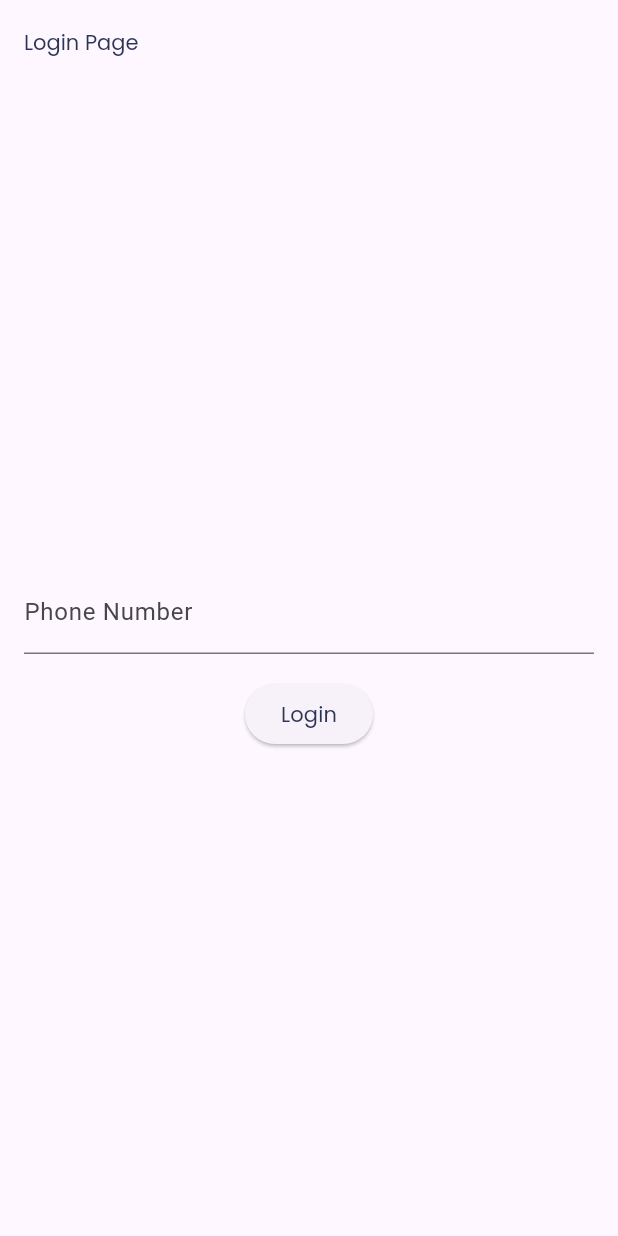
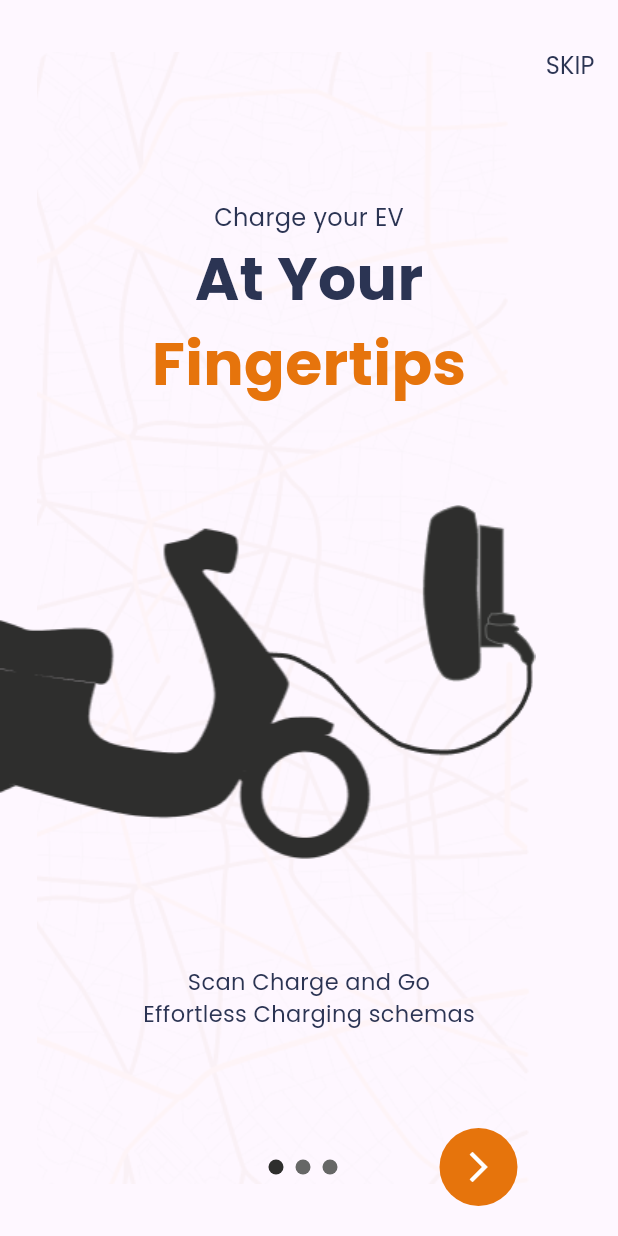
Before and after one commit to AbdullaNasarAp/chargemod_AbdullaNasar, a Flutter app: the screen it shows after launch, on a phone screen of 412 x 824 dp. Run offline on Flutter 3.47's test engine with Material 3 defaults, Android fonts, the phone set to English and light mode, and no system bars; drawn by our look-alikes of smooth_page_indicator; our stand-ins replace country_picker, dio, flutter_secure_storage, flutter_svg, fluttertoast.

Commit message:
onboarding and login ui done

```diff
--- a/lib/controller/auth_controller.dart
+++ b/lib/controller/auth_controller.dart
@@ -138,6 +138,15 @@ class AuthController with ChangeNotifier {
     }
   }
 
+  String _selectedCountryCode = "+91";
+
+  String get selectedCountryCode => _selectedCountryCode;
+
+  void setSelectedCountryCode(String countryCode) {
+    _selectedCountryCode = countryCode;
+    notifyListeners();
+  }
+
   // Future<void> logout(BuildContext context) async {
   //   final refreshToken1 = await secureStorage.read(key: 'refreshToken');
   //   log(refreshToken1.toString());
--- a/lib/controller/splash_controller.dart
+++ b/lib/controller/splash_controller.dart
@@ -1,8 +1,7 @@
 import 'dart:async';
 import 'dart:developer';
-
-import 'package:abdulla_nasar/view/auth/login.dart';
 import 'package:abdulla_nasar/view/home.dart';
+import 'package:abdulla_nasar/view/onboarding/onboarding.dart';
 import 'package:flutter/material.dart';
 import 'package:flutter_secure_storage/flutter_secure_storage.dart';
 
@@ -34,7 +33,7 @@ class SplashController with ChangeNotifier {
         (value) => Navigator.pushAndRemoveUntil(
           context,
           MaterialPageRoute(
-            builder: (context) => const LoginPage(),
+            builder: (context) => const Onboarding(),
           ),
           (route) => false,
         ),
--- /dev/null
+++ b/lib/model/onboarding_model.dart
@@ -0,0 +1,14 @@
+class PageViewContentModel {
+  final String text1;
+  final String text2;
+  final String text3;
+  final String img;
+  final String subtitle;
+
+  PageViewContentModel(
+      {required this.text1,
+      required this.text2,
+      required this.text3,
+      required this.img,
+      required this.subtitle});
+}
--- /dev/null
+++ b/lib/view/onboarding/onboarding.dart
@@ -0,0 +1,36 @@
+import 'package:abdulla_nasar/view/onboarding/page_view_content.dart';
+import 'package:flutter/material.dart';
+
+class Onboarding extends StatefulWidget {
+  const Onboarding({Key? key}) : super(key: key);
+
+  @override
+  State<Onboarding> createState() => _OnboardingState();
+}
+
+final controller = PageController();
+
+class _OnboardingState extends State<Onboarding> {
+  @override
+  void dispose() {
+    controller.dispose();
+    super.dispose();
+  }
+
+  @override
+  Widget build(BuildContext context) {
+    return Scaffold(
+      body: PageView.builder(
+        padEnds: false,
+        controller: controller,
+        itemCount: pageViewContentList.length,
+        itemBuilder: (context, index) {
+          return PageViewContent(
+            data: pageViewContentList[index],
+            isFirstPage: index == 0,
+          );
+        },
+      ),
+    );
+  }
+}
--- /dev/null
+++ b/lib/view/onboarding/page_view_content.dart
@@ -0,0 +1,184 @@
+import 'package:abdulla_nasar/model/onboarding_model.dart';
+import 'package:abdulla_nasar/utils/hex_colors.dart';
+import 'package:abdulla_nasar/utils/reusable_widget.dart';
+import 'package:abdulla_nasar/view/auth/login.dart';
+import 'package:abdulla_nasar/view/onboarding/onboarding.dart';
+import 'package:flutter/material.dart';
+import 'package:smooth_page_indicator/smooth_page_indicator.dart';
+
+class PageViewContent extends StatelessWidget {
+  const PageViewContent({
+    Key? key,
+    required this.data,
+    required this.isFirstPage,
+  }) : super(key: key);
+
+  final PageViewContentModel data;
+  final bool isFirstPage;
+
+  @override
+  Widget build(BuildContext context) {
+    return Container(
+      width: MediaQuery.of(context).size.width,
+      height: MediaQuery.of(context).size.height,
+      decoration: const BoxDecoration(
+        image: DecorationImage(
+          image: AssetImage("assets/images/background.png"),
+        ),
+      ),
+      child: Padding(
+        padding: const EdgeInsets.symmetric(vertical: 20),
+        child: Column(
+          crossAxisAlignment: CrossAxisAlignment.end,
+          mainAxisAlignment: MainAxisAlignment.spaceBetween,
+          children: [
+            TextButton(
+              onPressed: () {
+                Navigator.of(context).pushAndRemoveUntil(
+                    MaterialPageRoute(
+                      builder: (context) => const LoginPage(),
+                    ),
+                    (route) => false);
+              },
+              child: text(giveText: "SKIP", fontsize: 16),
+            ),
+            Center(
+              child: Column(
+                children: [
+                  text(giveText: data.text1, fontsize: 16),
+                  text(
+                      giveText: data.text2,
+                      fontsize: 40,
+                      fontweight: FontWeight.w700),
+                  text(
+                    giveText: data.text3,
+                    fontsize: 40,
+                    fontweight: FontWeight.w700,
+                    textColor: HexColor("E6740C"),
+                  )
+                ],
+              ),
+            ),
+            isFirstPage
+                ? Align(
+                    alignment: Alignment.topLeft,
+                    child: Image.asset(
+                      data.img,
+                      fit: BoxFit.cover,
+                    ),
+                  )
+                : Align(
+                    alignment: Alignment.center,
+                    child: Image.asset(
+                      data.img,
+                      height: 262,
+                      width: 250,
+                    ),
+                  ),
+            Center(
+              child: text(giveText: data.subtitle, fontsize: 15),
+            ),
+            Row(
+              mainAxisAlignment: MainAxisAlignment.center,
+              children: [
+                !isFirstPage ? kWidth(0) : kWidth(80),
+                !isFirstPage
+                    ? RawMaterialButton(
+                        onPressed: () {
+                          controller.previousPage(
+                              duration: const Duration(milliseconds: 200),
+                              curve: Curves.ease);
+                        },
+                        child: Container(
+                          decoration: BoxDecoration(
+                              color: HexColor("E6740C"),
+                              borderRadius: BorderRadius.circular(30)),
+                          width: 52,
+                          height: 52,
+                          child: const Icon(
+                            Icons.arrow_back_ios,
+                            color: Colors.white,
+                          ),
+                        ),
+                      )
+                    : kWidth(0),
+                kWidth(50),
+                Center(
+                  child: SmoothPageIndicator(
+                    controller: controller,
+                    effect: WormEffect(
+                        dotHeight: 10,
+                        dotWidth: 10,
+                        strokeWidth: 10,
+                        paintStyle: PaintingStyle.fill,
+                        activeDotColor: HexColor("2E2E2D"),
+                        type: WormType.thin,
+                        dotColor: HexColor("666766")),
+                    onDotClicked: (index) {
+                      controller.nextPage(
+                        duration: const Duration(milliseconds: 200),
+                        curve: Curves.ease,
+                      );
+                    },
+                    count: 3,
+                  ),
+                ),
+                kWidth(50),
+                RawMaterialButton(
+                  onPressed: () {
+                    controller.page == 2
+                        ? Navigator.of(context).pushAndRemoveUntil(
+                            MaterialPageRoute(
+                              builder: (context) => const LoginPage(),
+                            ),
+                            (route) => false)
+                        : controller.nextPage(
+                            duration: const Duration(milliseconds: 200),
+                            curve: Curves.ease);
+                  },
+                  child: Container(
+                    decoration: BoxDecoration(
+                        color: HexColor("E6740C"),
+                        borderRadius: BorderRadius.circular(30)),
+                    width: 52,
+                    height: 52,
+                    child: const Icon(
+                      Icons.arrow_forward_ios,
+                      color: Colors.white,
+                    ),
+                  ),
+                )
+              ],
+            )
+          ],
+        ),
+      ),
+    );
+  }
+}
+
+List<PageViewContentModel> pageViewContentList = [
+  PageViewContentModel(
+    text1: 'Charge your EV',
+    text2: 'At Your',
+    text3: 'Fingertips',
+    img: 'assets/images/scooterwithcharger.png',
+    subtitle: '       Scan Charge and Go\nEffortless Charging schemas',
+  ),
+  PageViewContentModel(
+    text1: 'Easy EV Navigation',
+    text2: 'Travel Route',
+    text3: 'For Electrics',
+    img: 'assets/images/location.png',
+    subtitle:
+        '       Grab The Best In Class\nDigital Experience Crafted For\n                    EV Drivers',
+  ),
+  PageViewContentModel(
+    text1: 'interaction with Grid',
+    text2: 'RealTime',
+    text3: 'Monitoring',
+    img: 'assets/images/charger.png',
+    subtitle:
+        '       Intelligent Sensible Devices\n                Ambicharge Series',
+  ),
+];
--- a/pubspec.yaml
+++ b/pubspec.yaml
@@ -44,6 +44,8 @@ dependencies:
   fluttertoast: ^8.2.4
   flutter_otp_text_field: ^1.1.1
   loading_animation_widget: ^1.2.0+4
+  smooth_page_indicator: ^1.1.0
+  country_picker: ^2.0.23
 
 dev_dependencies:
   flutter_test:
```
Also changed, not shown: lib/view/auth/login.dart (+125 -9 lines), assets/images/background.png (added), assets/images/call.png (added), assets/images/charger.png (added), assets/images/india.webp (added), assets/images/location.png (added), assets/images/scooterwithcharger.png (added), pubspec.lock.
